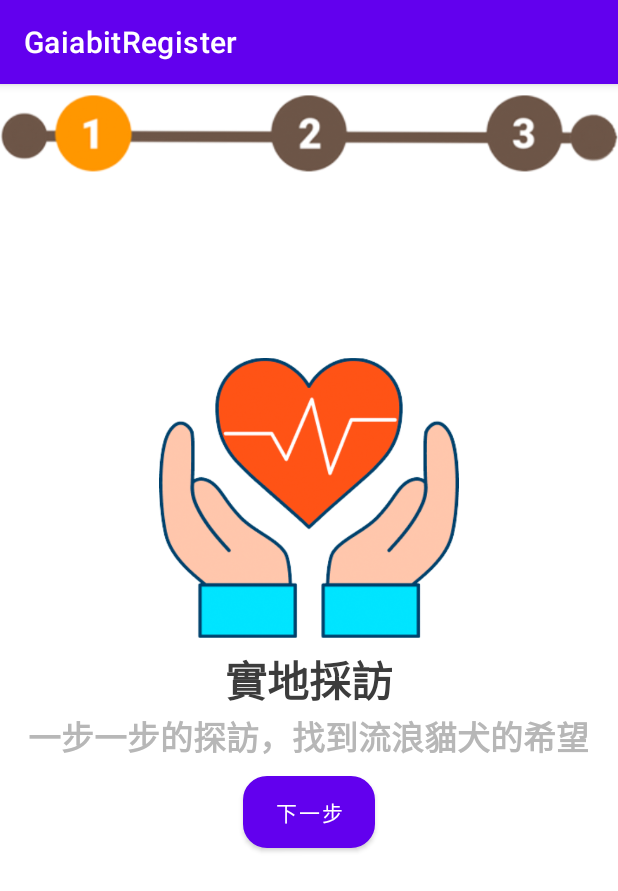
After one commit to D1084183022/test2, an Android app: the StepActivity1 screen opened directly, with no data from a screen before it, on a phone screen of 412 x 824 dp. The commit adds this screen. Shown: the top 891 px of the screen. Run offline under Robolectric (Android 15) with nearby library versions, the phone set to English and light mode, and no system bars.

Commit message:
0607Step_layout介面三頁

```diff
--- /dev/null
+++ b/app/src/main/java/com/example/gaiabitregister/StepActivity1.java
@@ -0,0 +1,30 @@
+package com.example.gaiabitregister;
+
+import androidx.appcompat.app.AppCompatActivity;
+
+import android.content.Intent;
+import android.os.Bundle;
+import android.view.View;
+import android.widget.Button;
+
+public class StepActivity1 extends AppCompatActivity {
+
+    @Override
+    protected void onCreate(Bundle savedInstanceState) {
+        super.onCreate(savedInstanceState);
+        setContentView(R.layout.activity_step1);
+        Button btn_next;
+        btn_next = findViewById(R.id.btn_next);
+
+        btn_next.setOnClickListener(new View.OnClickListener() {
+            @Override
+            public void onClick(View v) {
+                Intent intent = new Intent(StepActivity1.this,StepActivity2.class);
+                startActivity(intent);
+
+            }
+        });
+
+
+    }
+}
--- a/app/src/main/java/com/example/gaiabitregister/logoActivity2.java
+++ b/app/src/main/java/com/example/gaiabitregister/logoActivity2.java
@@ -54,6 +54,8 @@ public class logoActivity2 extends AppCompatActivity {
                                     FirebaseUser user = mAuth.getCurrentUser();
                                     email = user.getEmail();
                                     Toast.makeText(context, "登入成功", Toast.LENGTH_SHORT).show();
+                                    Intent intent = new Intent(logoActivity2.this,StepActivity1.class);
+                                    startActivity(intent);
 
                                 }
                                 else{
--- a/app/src/main/res/layout/activity_interface.xml
+++ b/app/src/main/res/layout/activity_interface.xml
@@ -5,7 +5,7 @@
     android:layout_width="match_parent"
     android:layout_height="match_parent"
     tools:context=".InterfaceActivity"
-    android:background="@color/white">
+    android:background="@drawable/appbackground">
 
     <ImageView
         android:id="@+id/Iv_logo"
--- /dev/null
+++ b/app/src/main/res/layout/activity_step1.xml
@@ -0,0 +1,58 @@
+<?xml version="1.0" encoding="utf-8"?>
+<RelativeLayout xmlns:android="http://schemas.android.com/apk/res/android"
+    xmlns:app="http://schemas.android.com/apk/res-auto"
+    xmlns:tools="http://schemas.android.com/tools"
+    android:layout_width="match_parent"
+    android:layout_height="match_parent"
+    tools:context=".StepActivity1">
+    <ImageView
+        android:id="@+id/bar1"
+        android:layout_width="wrap_content"
+        android:layout_height="wrap_content"
+        android:src="@drawable/bar"
+        />
+
+    <ImageView
+        android:id="@+id/health"
+        android:layout_width="200dp"
+        android:layout_height="200dp"
+        android:layout_below="@+id/bar1"
+        android:layout_centerHorizontal="true"
+        android:layout_marginTop="110dp"
+        android:src="@drawable/health" />
+    <TextView
+        android:id="@+id/Tv_1"
+        android:layout_width="wrap_content"
+        android:layout_height="wrap_content"
+        android:text="實地採訪"
+        android:textColor="#3C3C3C"
+        android:textSize="28sp"
+        android:textStyle="bold"
+        android:layout_below="@+id/health"
+        android:layout_centerHorizontal="true"/>
+    <TextView
+        android:id="@+id/Tv_2"
+        android:layout_width="wrap_content"
+        android:layout_height="wrap_content"
+        android:text="一步一步的探訪，找到流浪貓犬的希望"
+        android:textColor="#B7B7B7"
+        android:textSize="22sp"
+        android:textStyle="bold"
+        android:layout_below="@+id/Tv_1"
+        android:layout_centerHorizontal="true"/>
+
+    <Button
+        android:id="@+id/btn_next"
+        android:layout_width="wrap_content"
+        android:layout_height="wrap_content"
+        android:layout_below="@+id/Tv_2"
+        android:layout_centerHorizontal="true"
+        android:layout_marginTop="10dp"
+        android:background="@drawable/button"
+        android:text="下一步" />
+
+
+
+
+
+</RelativeLayout>
```
Also changed, not shown: app/src/main/AndroidManifest.xml (+9 -0 lines), app/src/main/java/com/example/gaiabitregister/StepActivity2.java (added, +32 -0 lines), app/src/main/java/com/example/gaiabitregister/StepActivity3.java (added, +14 -0 lines), app/src/main/res/layout/activity_step2.xml (added, +33 -0 lines), app/src/main/res/layout/activity_step3.xml (added, +20 -0 lines), app/src/main/res/drawable/appbackground.png (added), app/src/main/res/drawable/bar.png (added), app/src/main/res/drawable/bar2.png (added), app/src/main/res/drawable/bar3.png (added), app/src/main/res/drawable/health.png (added), 58 other files.
